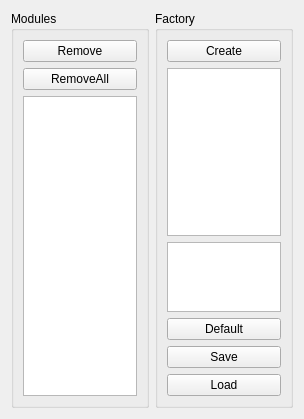
Before: the Qt Designer form Modular1/QModularManagerWidget.ui in djeemie2000/SynthPlayground, drawn with Qt 5.
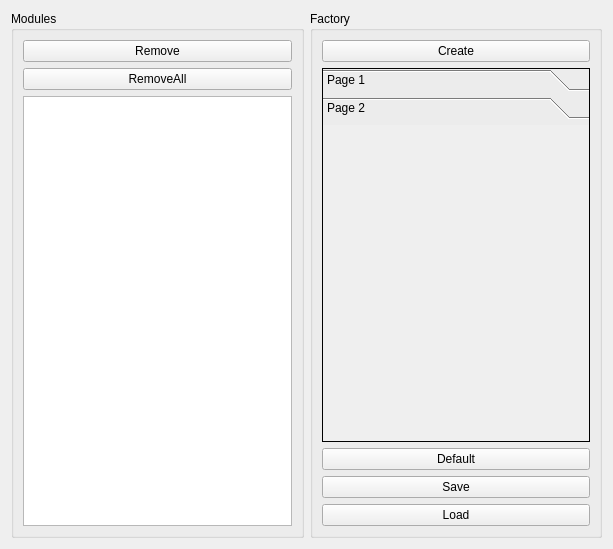
After: the same form once the commit is applied.

Commit message: Reworked module factory gui #156

```diff
--- a/Modular1/QModularManagerWidget.ui
+++ b/Modular1/QModularManagerWidget.ui
@@ -6,8 +6,8 @@
    <rect>
     <x>0</x>
     <y>0</y>
-    <width>304</width>
-    <height>419</height>
+    <width>613</width>
+    <height>549</height>
    </rect>
   </property>
   <property name="windowTitle">
@@ -58,23 +58,42 @@
        </widget>
       </item>
       <item>
-       <widget class="QListWidget" name="listWidget_ModuleCategories">
-        <property name="sizePolicy">
-         <sizepolicy hsizetype="Expanding" vsizetype="Expanding">
-          <horstretch>0</horstretch>
-          <verstretch>0</verstretch>
-         </sizepolicy>
+       <widget class="QToolBox" name="toolBox_Modules">
+        <property name="frameShape">
+         <enum>QFrame::Box</enum>
         </property>
-       </widget>
-      </item>
-      <item>
-       <widget class="QListWidget" name="listWidget_ModuleTypes">
-        <property name="sizePolicy">
-         <sizepolicy hsizetype="Expanding" vsizetype="Expanding">
-          <horstretch>0</horstretch>
-          <verstretch>3</verstretch>
-         </sizepolicy>
+        <property name="frameShadow">
+         <enum>QFrame::Plain</enum>
         </property>
+        <property name="currentIndex">
+         <number>1</number>
+        </property>
+        <widget class="QWidget" name="page">
+         <property name="geometry">
+          <rect>
+           <x>0</x>
+           <y>0</y>
+           <width>98</width>
+           <height>28</height>
+          </rect>
+         </property>
+         <attribute name="label">
+          <string>Page 1</string>
+         </attribute>
+        </widget>
+        <widget class="QWidget" name="page_2">
+         <property name="geometry">
+          <rect>
+           <x>0</x>
+           <y>0</y>
+           <width>266</width>
+           <height>303</height>
+          </rect>
+         </property>
+         <attribute name="label">
+          <string>Page 2</string>
+         </attribute>
+        </widget>
        </widget>
       </item>
       <item>
```
The commit also changes 3 other files.
